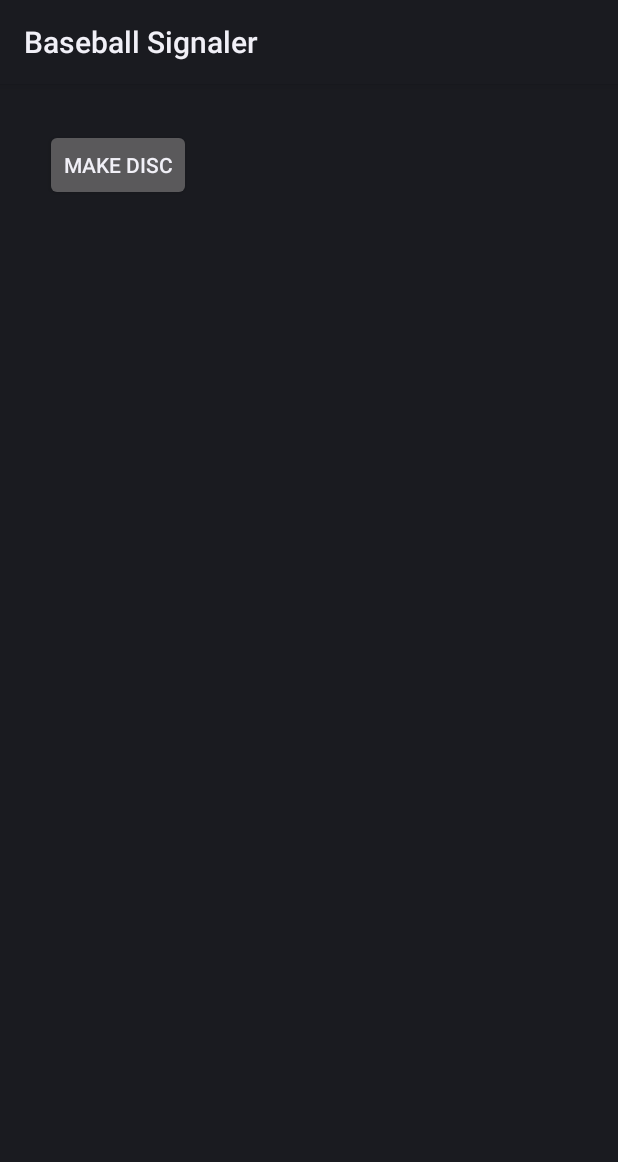
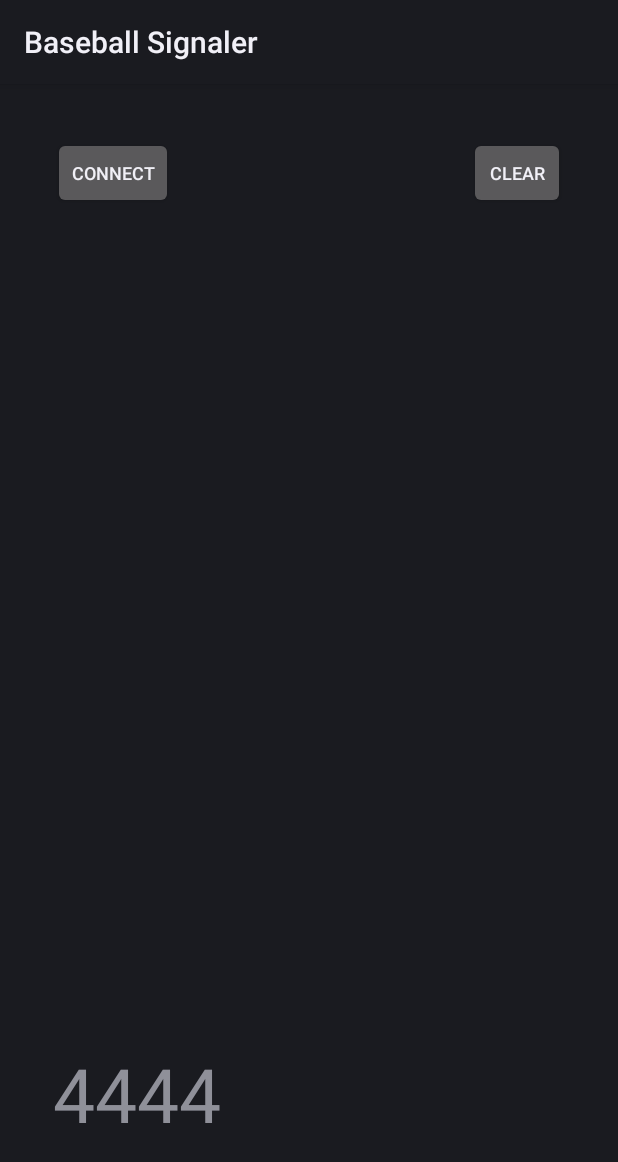
Before and after one commit to apliska873/baseball-communication-device, an Android app: the screen it shows after launch (MainActivity), after a tap on "BT ON/OFF", on a phone screen of 412 x 824 dp. Shown: the top 1162 px of the screen. Run offline under Robolectric (Android 15) with nearby library versions, the phone set to English and light mode, and no system bars.

Commit message:
Made changes to watch UI

```diff
--- a/wear/src/main/java/com/example/baseballsignaler/MainActivity.java
+++ b/wear/src/main/java/com/example/baseballsignaler/MainActivity.java
@@ -194,6 +194,7 @@ public class MainActivity extends Activity implements AdapterView.OnItemClickLis
         Button btnFindDiscoverableDevices = (Button) findViewById(R.id.btnFindUnpairedDevices);
         btnEnableDisable_Discoverable = (Button) findViewById(R.id.btnDiscoverable_on_off);
         btnStartConnection = (Button) findViewById(R.id.btnStartConnection);
+        Button btnConnectMain = (Button) findViewById(R.id.connectButton);
 
         //Broadcasts when bond state changes (ie:pairing)
         IntentFilter filter = new IntentFilter(BluetoothDevice.ACTION_BOND_STATE_CHANGED);
@@ -205,10 +206,20 @@ public class MainActivity extends Activity implements AdapterView.OnItemClickLis
                 Log.d(TAG, "onClick: enabling/disabling bluetooth.");
                 enableDisableBT();
                 if (!mBluetoothAdapter.isEnabled()) {
-                    viewFlipper.setDisplayedChild(viewFlipper.indexOfChild(findViewById(R.id.begin_allow_discoverable)));
+                    viewFlipper.setDisplayedChild(viewFlipper.indexOfChild(findViewById(R.id.main_screen)));
                 }
             }
         });
+
+        btnConnectMain.setOnClickListener(new View.OnClickListener() {
+
+            @Override
+            public void onClick(View view) {
+                viewFlipper.setDisplayedChild(viewFlipper.indexOfChild(findViewById(R.id.begin_allow_discoverable)));
+            }
+        });
+
+
 
         btnEnableDisable_Discoverable.setOnClickListener(new View.OnClickListener() {
 
@@ -231,7 +242,7 @@ public class MainActivity extends Activity implements AdapterView.OnItemClickLis
             @Override
             public void onClick(View view) {
                 startConnection();
-                viewFlipper.setDisplayedChild(viewFlipper.indexOfChild(findViewById(R.id.receiver_view)));
+                viewFlipper.setDisplayedChild(viewFlipper.indexOfChild(findViewById(R.id.main_screen)));
             }
         });
 
--- a/wear/src/main/res/layout/activity_main.xml
+++ b/wear/src/main/res/layout/activity_main.xml
@@ -20,18 +20,52 @@
             android:id="@+id/begin_bluetooth_enable"
             android:layout_width="match_parent"
             android:layout_height="match_parent"
-            android:orientation="vertical" >
+            android:orientation="vertical">
 
             <Button
                 android:id="@+id/btnONOFF"
                 android:layout_width="wrap_content"
                 android:layout_height="wrap_content"
-                android:layout_alignParentTop="true"
-                android:layout_alignParentRight="true"
+                android:layout_gravity="center_vertical|center_horizontal"
                 android:text="BT ON/OFF" />
 
         </LinearLayout>
 
+        <FrameLayout
+            android:id="@+id/main_screen"
+            android:layout_width="match_parent"
+            android:layout_height="match_parent"
+            android:padding="@dimen/inner_frame_layout_padding">
+            <!--android:boxedEdges="all"> /-->
+
+
+            <Button
+                android:id="@+id/connectButton"
+                android:layout_width="80dp"
+                android:layout_height="wrap_content"
+                android:layout_gravity="top|left"
+                android:textSize="12sp"
+                android:text="Connect" />
+
+            <Button
+                android:id="@+id/clearButton"
+                android:layout_width="64dp"
+                android:layout_height="wrap_content"
+                android:layout_gravity="top|right"
+                android:textSize="12sp"
+                android:text="Clear" />
+
+            <TextView
+                android:layout_width="wrap_content"
+                android:layout_height="93dp"
+                android:layout_gravity="bottom|center"
+                android:ems="10"
+                android:inputType="text"
+                android:text="4444"
+                android:textSize="50sp"
+                android:id="@+id/viewReceived"/>
+
+        </FrameLayout>
         <LinearLayout
             android:id="@+id/begin_allow_discoverable"
             android:layout_width="match_parent"
@@ -42,6 +76,7 @@
                 android:id="@+id/btnDiscoverable_on_off"
                 android:layout_width="wrap_content"
                 android:layout_height="wrap_content"
+                android:layout_gravity="center|center"
                 android:layout_alignParentTop="true"
                 android:layout_centerHorizontal="true"
                 android:onClick="btnEnableDisable_Discoverable"
@@ -59,6 +94,7 @@
             <Button
                 android:layout_width="wrap_content"
                 android:layout_height="wrap_content"
+                android:layout_gravity="center|center"
                 android:id="@+id/btnFindUnpairedDevices"
                 android:text="Discover"
                 android:onClick="btnDiscover"
@@ -89,23 +125,6 @@
 
         </LinearLayout>
 
-        <LinearLayout
-            android:id="@+id/receiver_view"
-            android:layout_width="match_parent"
-            android:layout_height="match_parent"
-            android:orientation="vertical" >
-
-            <TextView
-                android:layout_width="wrap_content"
-                android:layout_height="wrap_content"
-                android:textSize="50sp"
-                android:text="Waiting..."
-                android:layout_below="@+id/editText"
-                android:layout_alignParentStart="true"
-                android:id="@+id/viewReceived"/>
-
-        </LinearLayout>
-
     </ViewFlipper>
 
 
```
